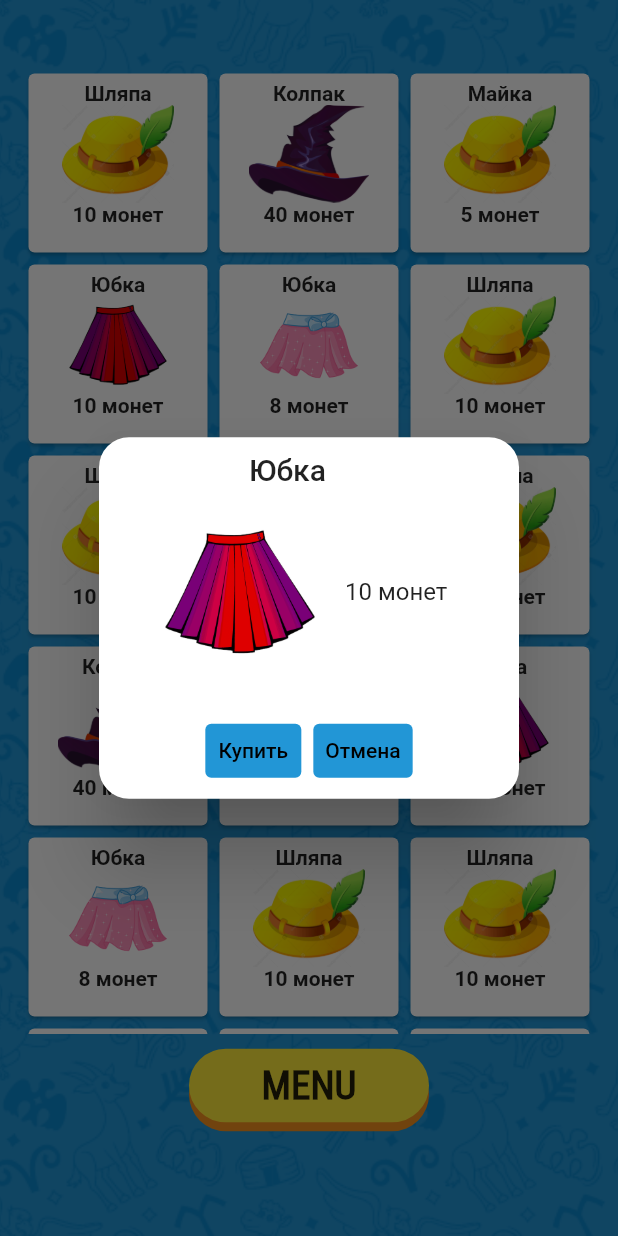
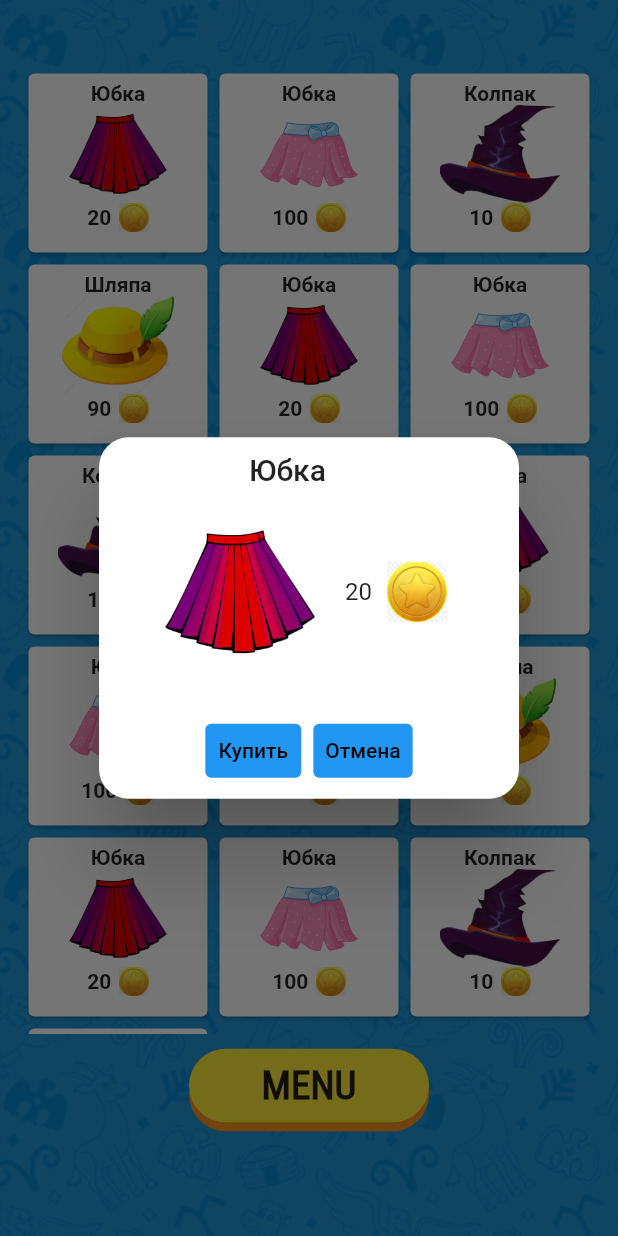
Before and after one commit to Melamorri/danek, a Flutter app: the ShopPage screen opened by its route, after a tap on "Юбка", on a phone screen of 412 x 824 dp. Run offline on Flutter 3.47's test engine with Material 2 defaults, Android fonts, the phone set to English and light mode, and no system bars; our stand-ins replace easy_localization; missing offline and left inert: flame_audio, neon_circular_timer.

Commit message:
shop_page

```diff
--- a/lib/models/shop_models.dart
+++ b/lib/models/shop_models.dart
@@ -1,136 +1,133 @@
+/// The [dart:async] is neccessary for using streams
+import 'dart:async';
+
 class Shop {
-  String name;
-  String image;
-  String price;
-  String id;
+  /// The [cartStreamController] is an object of the StreamController class
+  /// .broadcast enables the stream to be read in multiple screens of our app
+  final cartStreamController = StreamController.broadcast();
 
-  Shop({
-    required this.name,
-    required this.image,
-    required this.price,
-    required this.id,
-  });
+  /// The [getStream] getter would be used to expose our stream to other classes
+  Stream get getStream => cartStreamController.stream;
+
+  final Map shopList = {
+    'shop_items': [
+      {
+        'name': 'Юбка',
+        'image': 'assets/images/ubka.png',
+        'price': '20',
+        'id': 1
+      },
+      {
+        'name': 'Юбка',
+        'image': 'assets/images/ubka_2.png',
+        'price': '100',
+        'id': 2
+      },
+      {
+        'name': 'Колпак',
+        'image': 'assets/images/kolpak.png',
+        'price': '10',
+        'id': 3
+      },
+      {
+        'name': 'Шляпа',
+        'image': 'assets/images/hat.png',
+        'price': '90',
+        'id': 4
+      },
+      {
+        'name': 'Юбка',
+        'image': 'assets/images/ubka.png',
+        'price': '20',
+        'id': 5
+      },
+      {
+        'name': 'Юбка',
+        'image': 'assets/images/ubka_2.png',
+        'price': '100',
+        'id': 6
+      },
+      {
+        'name': 'Колпак',
+        'image': 'assets/images/kolpak.png',
+        'price': '10',
+        'id': 7
+      },
+      {
+        'name': 'Шляпа',
+        'image': 'assets/images/hat.png',
+        'price': '90',
+        'id': 8
+      },
+      {
+        'name': 'Юбка',
+        'image': 'assets/images/ubka.png',
+        'price': '20',
+        'id': 9
+      },
+      {
+        'name': 'Юбка',
+        'image': 'assets/images/ubka_2.png',
+        'price': '100',
+        'id': 10
+      },
+      {
+        'name': 'Колпак',
+        'image': 'assets/images/kolpak.png',
+        'price': '10',
+        'id': 11
+      },
+      {
+        'name': 'Шляпа',
+        'image': 'assets/images/hat.png',
+        'price': '90',
+        'id': 12
+      },
+      {
+        'name': 'Юбка',
+        'image': 'assets/images/ubka.png',
+        'price': '20',
+        'id': 13
+      },
+      {
+        'name': 'Юбка',
+        'image': 'assets/images/ubka_2.png',
+        'price': '100',
+        'id': 14
+      },
+      {
+        'name': 'Колпак',
+        'image': 'assets/images/kolpak.png',
+        'price': '10',
+        'id': 15
+      },
+      {
+        'name': 'Шляпа',
+        'image': 'assets/images/hat.png',
+        'price': '90',
+        'id': 16
+      },
+    ],
+    'my_items': []
+  };
+
+  void addToCart(item) {
+    //shopList['shop items'].remove(item);
+    shopList['my_items'].add(item);
+    //cartStreamController.sink.add(shopList);
+  }
+
+  // void removeFromCart(item) {
+  //   shopList['cart items'].remove(item);
+  //   shopList['shop items'].add(item);
+  //   cartStreamController.sink.add(shopList);
+  // }
+
+  /// The [dispose] method is used
+  /// to automatically close the stream when the widget is removed from the widget tree
+  // void dispose() {
+  //   cartStreamController.close(); // close our StreamController
+  // }
 }
 
-List<Shop> shopList = [
-  Shop(
-    id: '1',
-    name: 'Шляпа',
-    image: 'assets/images/hat.png',
-    price: '10 монет',
-  ),
-  Shop(
-    id: '2',
-    name: 'Колпак',
-    image: 'assets/images/kolpak.png',
-    price: '40 монет',
-  ),
-  Shop(
-    id: '3',
-    name: 'Майка',
-    image: 'assets/images/hat.png',
-    price: '5 монет',
-  ),
-  Shop(
-    id: '4',
-    name: 'Юбка',
-    image: 'assets/images/ubka.png',
-    price: '10 монет',
-  ),
-  Shop(
-    id: '5',
-    name: 'Юбка',
-    image: 'assets/images/ubka_2.png',
-    price: '8 монет',
-  ),
-  Shop(
-    id: '6',
-    name: 'Шляпа',
-    image: 'assets/images/hat.png',
-    price: '10 монет',
-  ),
-  Shop(
-    id: '7',
-    name: 'Шляпа',
-    image: 'assets/images/hat.png',
-    price: '10 монет',
-  ),
-  Shop(
-    id: '8',
-    name: 'Шляпа',
-    image: 'assets/images/hat.png',
-    price: '10 монет',
-  ),
-  Shop(
-    id: '9',
-    name: 'Шляпа',
-    image: 'assets/images/hat.png',
-    price: '10 монет',
-  ),
-  Shop(
-    id: '10',
-    name: 'Колпак',
-    image: 'assets/images/kolpak.png',
-    price: '40 монет',
-  ),
-  Shop(
-    id: '11',
-    name: 'Майка',
-    image: 'assets/images/hat.png',
-    price: '5 монет',
-  ),
-  Shop(
-    id: '12',
-    name: 'Юбка',
-    image: 'assets/images/ubka.png',
-    price: '10 монет',
-  ),
-  Shop(
-    id: '13',
-    name: 'Юбка',
-    image: 'assets/images/ubka_2.png',
-    price: '8 монет',
-  ),
-  Shop(
-    id: '14',
-    name: 'Шляпа',
-    image: 'assets/images/hat.png',
-    price: '10 монет',
-  ),
-  Shop(
-    id: '15',
-    name: 'Шляпа',
-    image: 'assets/images/hat.png',
-    price: '10 монет',
-  ),
-  Shop(
-    id: '16',
-    name: 'Шляпа',
-    image: 'assets/images/hat.png',
-    price: '10 монет',
-  ),
-  Shop(
-    id: '17',
-    name: 'Юбка',
-    image: 'assets/images/ubka_2.png',
-    price: '8 монет',
-  ),
-  Shop(
-    id: '18',
-    name: 'Шляпа',
-    image: 'assets/images/hat.png',
-    price: '10 монет',
-  ),
-  Shop(
-    id: '19',
-    name: 'Шляпа',
-    image: 'assets/images/hat.png',
-    price: '10 монет',
-  ),
-  Shop(
-    id: '20',
-    name: 'Шляпа',
-    image: 'assets/images/hat.png',
-    price: '10 монет',
-  ),
-];
+final bloc = Shop();
--- a/lib/pages/shop_page.dart
+++ b/lib/pages/shop_page.dart
@@ -27,41 +27,60 @@ class ShopPage extends StatelessWidget {
           //   centerTitle: true,
           // ),
           backgroundColor: Colors.transparent,
-          body: SingleChildScrollView(
-            child: Column(
-              children: [
+          body: StreamBuilder(
+            initialData: bloc.shopList,
+            stream: bloc.getStream,
+            builder: (context, snapshot) {
+              return shopItemsListBuilder(snapshot, context);
+            },
+          ),
+        ),
+      ),
+    );
+  }
+}
+
+Widget shopItemsListBuilder(snapshot, context) {
+  return Column(children: [
     const SizedBox(height: 30),
     SizedBox(
       height: MediaQuery.of(context).size.height * 0.8,
       child: GridView.builder(
           padding: const EdgeInsets.all(15),
-                      itemCount: shopList.length,
-                      gridDelegate:
-                          const SliverGridDelegateWithFixedCrossAxisCount(
+          itemCount: snapshot.data["shop_items"].length,
+          gridDelegate: const SliverGridDelegateWithFixedCrossAxisCount(
               crossAxisCount: 3),
-                      itemBuilder: (context, index) {
-                        Shop shop = shopList[index];
+          itemBuilder: (contextsnapshot, index) {
+            final shopList = snapshot.data["shop_items"];
             return InkWell(
               onTap: (() {
-                            showAlertDialog(context, shop, index);
+                showAlertDialog(context, shopList, index);
               }),
               child: Card(
                 child: Column(
                   children: [
                     const SizedBox(height: 5),
                     Text(
-                                  shop.name,
-                                  style: const TextStyle(
-                                      fontWeight: FontWeight.bold),
+                      shopList[index]['name'],
+                      style: const TextStyle(fontWeight: FontWeight.bold),
                     ),
                     Image.asset(
-                                  shop.image,
+                      shopList[index]['image'],
                       height: 65,
                     ),
+                    Row(
+                      mainAxisAlignment: MainAxisAlignment.center,
+                      children: [
                         Text(
-                                  shop.price,
-                                  style: const TextStyle(
-                                      fontWeight: FontWeight.bold),
+                          shopList[index]['price'],
+                          style: const TextStyle(fontWeight: FontWeight.bold),
+                        ),
+                        const SizedBox(width: 5),
+                        Image.asset(
+                          'assets/images/coin.png',
+                          width: 20,
+                        )
+                      ],
                     ),
                   ],
                 ),
@@ -82,22 +101,15 @@ class ShopPage extends StatelessWidget {
         style: textStyleButton(),
       ),
     ),
-              ],
-            ),
-          ),
-        ),
-      ),
-    );
-  }
+  ]);
 }
 
-showAlertDialog(BuildContext context, Shop shop, index) {
+showAlertDialog(context, shopList, index) {
   Widget cancelButton = TextButton(
-    style: ButtonStyle(
-        backgroundColor: MaterialStateProperty.all(CustomColors.blueColor)),
+    style: ButtonStyle(backgroundColor: MaterialStateProperty.all(Colors.blue)),
     child: const Text(
       "Отмена",
-      style: TextStyle(color: CustomColors.blackColor),
+      style: TextStyle(color: Colors.black),
     ),
     onPressed: () {
       // переход на страницу или с героем или в магазин
@@ -106,22 +118,21 @@ showAlertDialog(BuildContext context, Shop shop, index) {
     },
   );
   Widget okButton = TextButton(
-    style: ButtonStyle(
-        backgroundColor: MaterialStateProperty.all(CustomColors.blueColor)),
+    style: ButtonStyle(backgroundColor: MaterialStateProperty.all(Colors.blue)),
     child: const Text(
       "Купить",
-      style: TextStyle(color: CustomColors.blackColor),
+      style: TextStyle(color: Colors.black),
     ),
     onPressed: () {
+      bloc.addToCart(shopList[index]);
+      // Navigator.pushReplacementNamed(
+      //   context,
+      //   '/mypurchases',
+      // );
       Navigator.pushNamedAndRemoveUntil(
         context,
         '/mypurchases',
         (route) => false,
-        arguments: Shop(
-            id: shopList[index].image,
-            image: shopList[index].image,
-            name: shopList[index].name,
-            price: shopList[index].price),
       );
     },
   );
@@ -134,16 +145,23 @@ showAlertDialog(BuildContext context, Shop shop, index) {
     ),
     titlePadding: const EdgeInsets.only(left: 100, top: 10),
     actionsAlignment: MainAxisAlignment.center,
-    title: Text(shop.name),
+    title: Text(
+      shopList[index]['name'],
+    ),
     content: Wrap(children: [
       Row(
         children: [
           const SizedBox(width: 20),
-          Image.asset(shop.image, width: 100),
+          Image.asset(shopList[index]['image'], width: 100),
           const SizedBox(
             width: 20,
           ),
-          Text(shop.price)
+          Text(shopList[index]['price']),
+          const SizedBox(width: 10),
+          Image.asset(
+            'assets/images/coin.png',
+            width: 40,
+          )
         ],
       ),
     ]),
```
Also changed, not shown: lib/pages/game_page.dart (+13 -5 lines), lib/pages/my_purchases.dart (+96 -52 lines), assets/images/shopbutton.png, assets/images/smile.png (added). Lines whose indentation alone changed are shown as unchanged.
